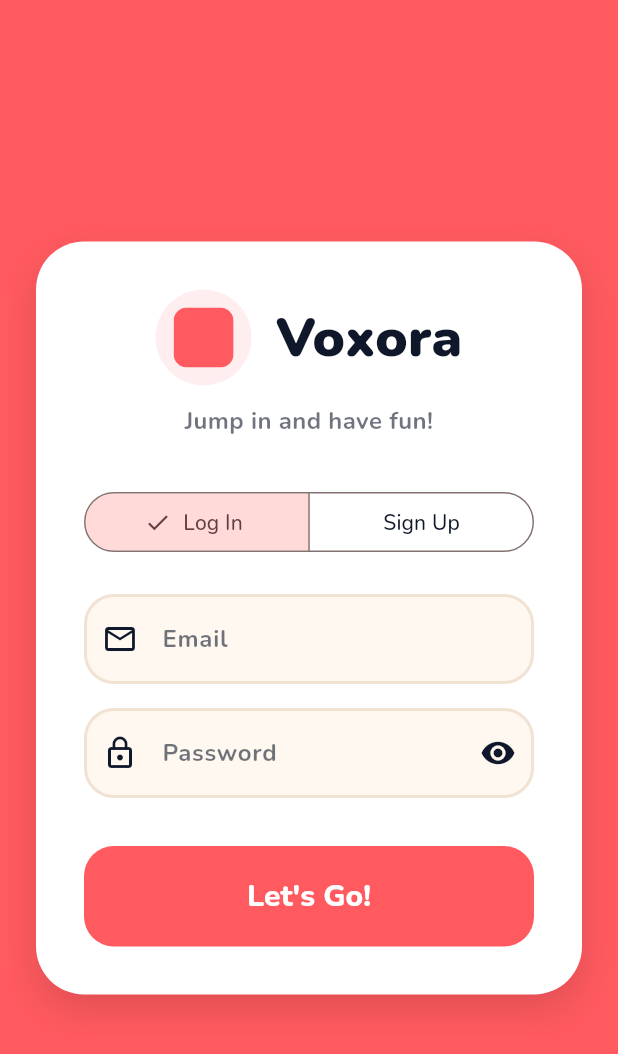
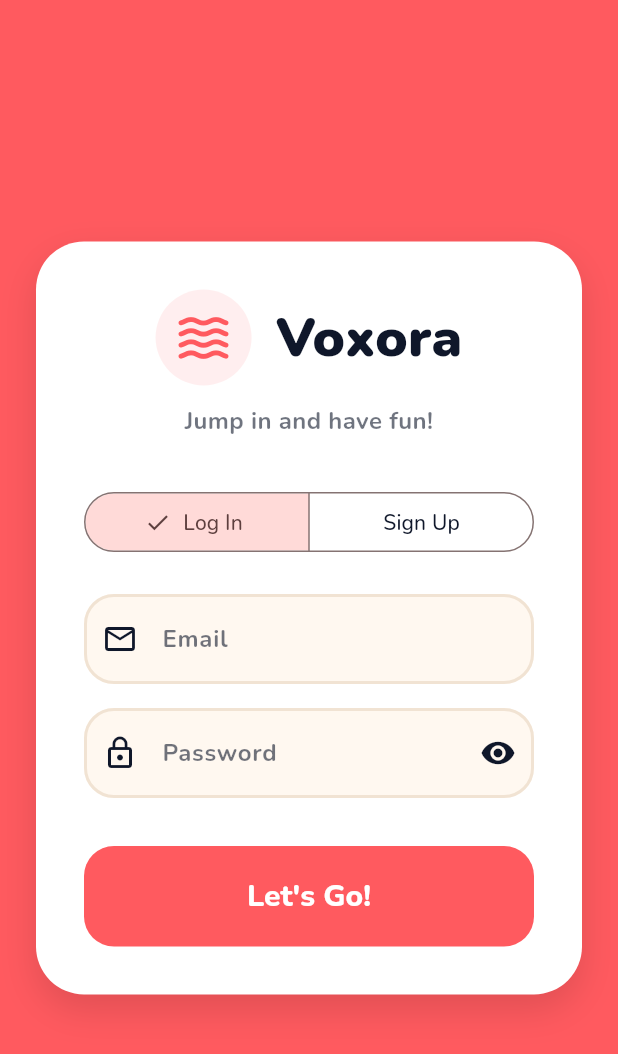
Before and after one commit to zaintahir2025/voxora-social-voice-chat, a Flutter app: the AuthScreen screen opened directly, on a phone screen of 412 x 824 dp. Shown: the top 1054 px of the screen. Run offline on Flutter 3.47's test engine with Material 3 defaults, Android fonts, the light colour scheme and no system bars; our stand-ins replace flutter_svg, google_fonts, supabase_flutter; missing offline and left inert: chess, file_selector, flutter_webrtc; accounts and stored records are empty.

Commit message:
Replace broken SVG with native Wave Icon and generate new app icons

```diff
--- a/lib/screens/auth_screen.dart
+++ b/lib/screens/auth_screen.dart
@@ -77,12 +77,7 @@ class _AuthScreenState extends State<AuthScreen> {
                                 color: scheme.primary.withValues(alpha: 0.1),
                                 shape: BoxShape.circle,
                               ),
-                              child: SvgPicture.asset(
-                                'assets/voxora-mark.svg',
-                                width: 40,
-                                height: 40,
-                                colorFilter: ColorFilter.mode(scheme.primary, BlendMode.srcIn),
-                              ),
+                              child: Icon(Icons.waves_rounded, size: 40, color: scheme.primary),
                             ),
                             const SizedBox(width: 16),
                             Text(
--- a/lib/screens/home_screen.dart
+++ b/lib/screens/home_screen.dart
@@ -102,7 +102,7 @@ class _Sidebar extends StatelessWidget {
                       color: scheme.primary.withValues(alpha: 0.1),
                       borderRadius: BorderRadius.circular(16),
                     ),
-                    child: SvgPicture.asset('assets/voxora-mark.svg', width: 32, height: 32, colorFilter: ColorFilter.mode(scheme.primary, BlendMode.srcIn)),
+                    child: Icon(Icons.waves_rounded, size: 32, color: scheme.primary),
                   ),
                   const SizedBox(width: 16),
                   Text('Voxora', style: Theme.of(context).textTheme.headlineMedium),
--- a/lib/screens/loading_screen.dart
+++ b/lib/screens/loading_screen.dart
@@ -49,7 +49,7 @@ class _LoadingScreenState extends State<LoadingScreen> with SingleTickerProvider
                   color: Colors.white,
                   shape: BoxShape.circle,
                 ),
-                child: SvgPicture.asset('assets/voxora-mark.svg', width: 80, height: 80, colorFilter: const ColorFilter.mode(VoxoraColors.primaryPop, BlendMode.srcIn)),
+                child: const Icon(Icons.waves_rounded, size: 80, color: VoxoraColors.primaryPop),
               ),
             ),
             const SizedBox(height: 30),
```
Also changed, not shown: assets/app-icon.png, 39 other files.
